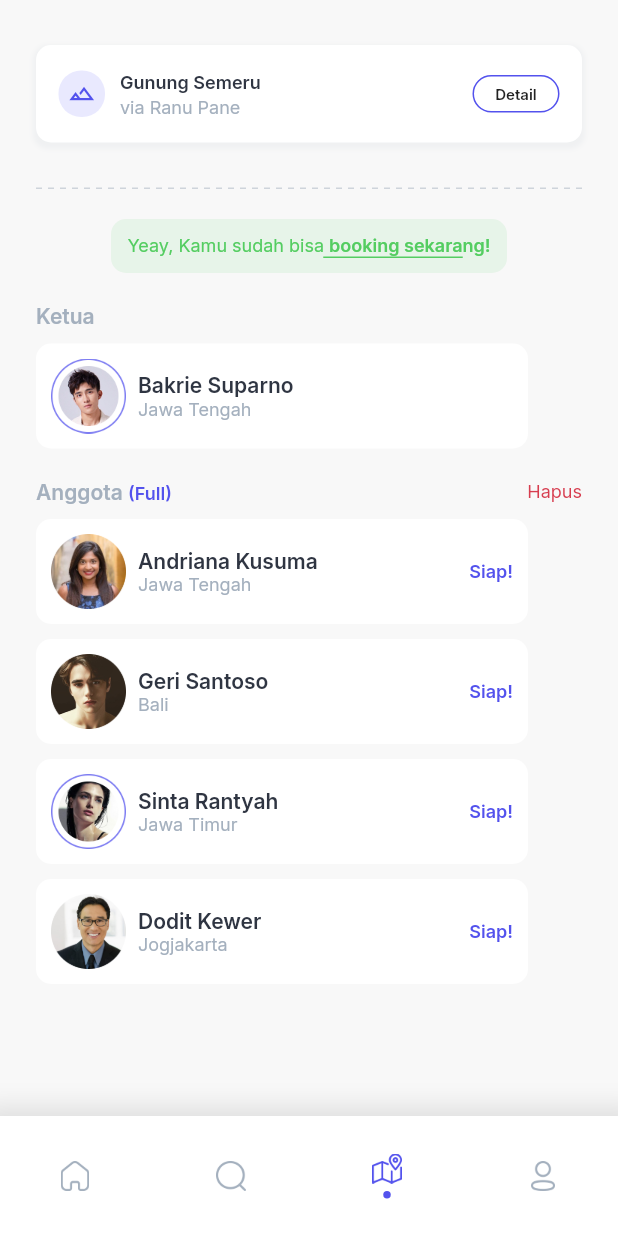
After one commit to Syahro/mountca, a Flutter app: the TeamPage screen opened directly, on a phone screen of 412 x 824 dp. The commit adds this screen. Run offline on Flutter 3.47's test engine with Material 2 defaults, Android fonts, the phone set to English and light mode, and no system bars; drawn by our look-alikes of dotted_line; our stand-ins replace google_fonts.

Commit message:
done modified teamPage and add some assets or support

```diff
--- /dev/null
+++ b/lib/pages/team_page.dart
@@ -0,0 +1,338 @@
+import 'package:dotted_line/dotted_line.dart';
+import 'package:flutter/material.dart';
+import 'package:mountca/theme.dart';
+import 'package:mountca/widget/floating_botom.dart';
+import 'package:mountca/widget/hiking_team_card.dart';
+
+class TeamPage extends StatelessWidget {
+  @override
+  Widget build(BuildContext context) {
+    return Scaffold(
+      backgroundColor: semiLightGreyColor,
+      floatingActionButton: FloatingBotom(),
+      floatingActionButtonLocation: FloatingActionButtonLocation.centerDocked,
+      body: SafeArea(
+        child: ListView(
+          children: [
+            Padding(
+              padding: EdgeInsets.fromLTRB(
+                defaultMargin,
+                30,
+                defaultMargin,
+                30,
+              ),
+              child: Column(
+                crossAxisAlignment: CrossAxisAlignment.start,
+                children: [
+                  Container(
+                    height: 65,
+                    width: double.infinity,
+                    decoration: BoxDecoration(
+                      color: whiteColor,
+                      borderRadius: BorderRadius.circular(10),
+                      boxShadow: [
+                        BoxShadow(
+                          color: darkGreyColor.withOpacity(0.1),
+                          blurRadius: 2,
+                          spreadRadius: 2,
+                          offset: Offset(0, 2),
+                        )
+                      ],
+                    ),
+                    child: Padding(
+                      padding: EdgeInsets.fromLTRB(
+                        15,
+                        17,
+                        15,
+                        17,
+                      ),
+                      child: Row(
+                        crossAxisAlignment: CrossAxisAlignment.center,
+                        children: [
+                          Container(
+                            height: 31,
+                            width: 31,
+                            decoration: BoxDecoration(
+                              color: lightGreyColor.withOpacity(0.2),
+                              borderRadius: BorderRadius.circular(15),
+                            ),
+                            child: Center(
+                              child: Icon(
+                                Icons.landscape_outlined,
+                                color: purpleColor,
+                                size: 18,
+                              ),
+                            ),
+                          ),
+                          SizedBox(
+                            width: 10,
+                          ),
+                          Column(
+                            mainAxisAlignment: MainAxisAlignment.center,
+                            crossAxisAlignment: CrossAxisAlignment.start,
+                            children: [
+                              Text(
+                                'Gunung Semeru',
+                                style: boldStyle.copyWith(
+                                  fontSize: 12,
+                                  fontWeight: FontWeight.w600,
+                                  color: semiBlackColor,
+                                ),
+                              ),
+                              SizedBox(
+                                height: 2,
+                              ),
+                              Text(
+                                'via Ranu Pane',
+                                style: regularStyle.copyWith(
+                                  fontSize: 12,
+                                  color: semiDarkGreyColor,
+                                ),
+                              ),
+                            ],
+                          ),
+                          Spacer(),
+                          Container(
+                            height: 25,
+                            width: 58,
+                            decoration: BoxDecoration(
+                              color: Colors.transparent,
+                              borderRadius: BorderRadius.circular(15),
+                              border: Border.all(
+                                color: purpleColor,
+                              ),
+                            ),
+                            child: Center(
+                              child: Text(
+                                'Detail',
+                                style: boldStyle.copyWith(
+                                  fontSize: 10,
+                                  fontWeight: FontWeight.w600,
+                                ),
+                              ),
+                            ),
+                          )
+                        ],
+                      ),
+                    ),
+                  ),
+                  SizedBox(
+                    height: 30,
+                  ),
+                  DottedLine(
+                    dashColor: darkGreyColor.withOpacity(0.5),
+                  ),
+                  SizedBox(
+                    height: 20,
+                  ),
+                  Row(
+                    mainAxisAlignment: MainAxisAlignment.center,
+                    children: [
+                      Container(
+                        height: 36,
+                        width: 264,
+                        decoration: BoxDecoration(
+                          color: greenColor.withOpacity(0.1),
+                          borderRadius: BorderRadius.circular(10),
+                        ),
+                        child: Row(
+                          mainAxisAlignment: MainAxisAlignment.center,
+                          children: [
+                            Column(
+                              mainAxisAlignment: MainAxisAlignment.center,
+                              crossAxisAlignment: CrossAxisAlignment.center,
+                              children: [
+                                Text.rich(
+                                  TextSpan(
+                                    text: 'Yeay, Kamu sudah bisa ',
+                                    style: regularStyle.copyWith(
+                                      fontSize: 12,
+                                      color: greenColor,
+                                    ),
+                                    children: [
+                                      TextSpan(
+                                        text: 'booking sekarang!',
+                                        style: boldStyle.copyWith(
+                                          fontSize: 12,
+                                          fontWeight: FontWeight.w600,
+                                          color: greenColor,
+                                        ),
+                                      ),
+                                    ],
+                                  ),
+                                ),
+                                Container(
+                                  margin: EdgeInsets.only(left: 112),
+                                  height: 1,
+                                  width: 93,
+                                  color: greenColor,
+                                )
+                              ],
+                            ),
+                          ],
+                        ),
+                      )
+                    ],
+                  ),
+                  SizedBox(
+                    height: 20,
+                  ),
+                  Text(
+                    'Ketua',
+                    style: boldStyle.copyWith(
+                      fontSize: 14,
+                      color: darkGreyColor,
+                      fontWeight: FontWeight.w600,
+                    ),
+                  ),
+                  SizedBox(
+                    height: 10,
+                  ),
+                  HikingTeamCard(
+                    imageUrl: 'assets/profile1.png',
+                    name: 'Bakrie Suparno',
+                    location: 'Jawa Tengah',
+                    noted: false,
+                  ),
+                  SizedBox(
+                    height: 20,
+                  ),
+                  Row(
+                    mainAxisAlignment: MainAxisAlignment.spaceBetween,
+                    children: [
+                      Text.rich(
+                        TextSpan(
+                          text: 'Anggota ',
+                          style: boldStyle.copyWith(
+                            fontSize: 14,
+                            color: darkGreyColor,
+                            fontWeight: FontWeight.w600,
+                          ),
+                          children: [
+                            TextSpan(
+                              text: '(Full)',
+                              style: boldStyle.copyWith(
+                                fontSize: 12,
+                                color: purpleColor,
+                                fontWeight: FontWeight.w600,
+                              ),
+                            )
+                          ],
+                        ),
+                      ),
+                      Text(
+                        'Hapus',
+                        style: regularStyle.copyWith(
+                          fontSize: 12,
+                          color: redColor,
+                        ),
+                      ),
+                    ],
+                  ),
+                  SizedBox(
+                    height: 10,
+                  ),
+                  HikingTeamCard(
+                    imageUrl: 'assets/profile3.png',
+                    name: 'Andriana Kusuma',
+                    location: 'Jawa Tengah',
+                    noted: true,
+                  ),
+                  SizedBox(
+                    height: 10,
+                  ),
+                  HikingTeamCard(
+                    imageUrl: 'assets/profile4.png',
+                    name: 'Geri Santoso',
+                    location: 'Bali',
+                    noted: true,
+                  ),
+                  SizedBox(
+                    height: 10,
+                  ),
+                  HikingTeamCard(
+                    imageUrl: 'assets/profile2.png',
+                    name: 'Sinta Rantyah',
+                    location: 'Jawa Timur',
+                    noted: true,
+                  ),
+                  SizedBox(
+                    height: 10,
+                  ),
+                  HikingTeamCard(
+                    imageUrl: 'assets/profile5.png',
+                    name: 'Dodit Kewer',
+                    location: 'Jogjakarta',
+                    noted: true,
+                  ),
+                  SizedBox(
+                    height: 80,
+                  ),
+                  TextButton(
+                    onPressed: () {},
+                    child: Center(
+                      child: Text(
+                        'Batalkan pendakian',
+                        style: regularStyle.copyWith(
+                          fontSize: 14,
+                          color: darkGreyColor,
+                          fontWeight: FontWeight.w600,
+                        ),
+                      ),
+                    ),
+                  ),
+                  SizedBox(
+                    height: 15,
+                  ),
+                  Container(
+                    width: double.infinity,
+                    height: 52,
+                    color: whiteColor,
+                    child: RaisedButton(
+                      onPressed: () {},
+                      color: semiLightGreyColor.withOpacity(0.8),
+                      shape: RoundedRectangleBorder(
+                        borderRadius: BorderRadius.circular(10),
+                      ),
+                      child: Text(
+                        'Pesan sekarang',
+                        style: boldStyle.copyWith(
+                          fontSize: 14,
+                          color: purpleColor.withOpacity(0.7),
+                        ),
+                      ),
+                    ),
+                  ),
+                  SizedBox(
+                    height: 9,
+                  ),
+                  Text.rich(
+                    TextSpan(
+                      text: 'Tim kamu lengkap, ',
+                      style: regularStyle.copyWith(
+                        fontSize: 12,
+                        color: greenColor.withOpacity(0.8),
+                      ),
+                      children: [
+                        TextSpan(
+                          text: 'tunggu apa lagi?',
+                          style: boldStyle.copyWith(
+                            fontSize: 12,
+                            color: greenColor,
+                          ),
+                        ),
+                      ],
+                    ),
+                  ),
+                  SizedBox(
+                    height: 80,
+                  ),
+                ],
+              ),
+            )
+          ],
+        ),
+      ),
+    );
+  }
+}
--- /dev/null
+++ b/lib/widget/floating_botom.dart
@@ -0,0 +1,67 @@
+import 'package:flutter/material.dart';
+import 'package:mountca/theme.dart';
+
+class FloatingBotom extends StatelessWidget {
+  @override
+  Widget build(BuildContext context) {
+    return Container(
+      height: 80,
+      width: double.infinity,
+      decoration: BoxDecoration(
+        color: whiteColor,
+        boxShadow: [
+          BoxShadow(
+            color: blackColor.withOpacity(0.1),
+            blurRadius: 13,
+            spreadRadius: 13,
+            offset: Offset(1, 7),
+          )
+        ],
+      ),
+      child: Padding(
+        padding: EdgeInsets.symmetric(horizontal: 40),
+        child: Row(
+          mainAxisAlignment: MainAxisAlignment.spaceBetween,
+          children: [
+            Image.asset(
+              'assets/home.png',
+              width: 20,
+              height: 20,
+            ),
+            Image.asset(
+              'assets/search.png',
+              width: 20,
+              height: 20,
+            ),
+            Column(
+              mainAxisAlignment: MainAxisAlignment.center,
+              children: [
+                Image.asset(
+                  'assets/maps.png',
+                  width: 20,
+                  height: 20,
+                ),
+                SizedBox(
+                  height: 5,
+                ),
+                Container(
+                  height: 5,
+                  width: 5,
+                  decoration: BoxDecoration(
+                    color: purpleColor,
+                    borderRadius: BorderRadius.circular(3),
+                  ),
+                )
+              ],
+            ),
+            Image.asset(
+              'assets/user.png',
+              width: 20,
+              height: 20,
+            ),
+          ],
+        ),
+      ),
+    );
+  }
+}
--- /dev/null
+++ b/lib/widget/hiking_team_card.dart
@@ -0,0 +1,74 @@
+import 'package:flutter/material.dart';
+import 'package:mountca/theme.dart';
+
+class HikingTeamCard extends StatelessWidget {
+  final String imageUrl;
+  final String name;
+  final String location;
+  final bool noted;
+
+  HikingTeamCard({
+    this.imageUrl,
+    this.name,
+    this.location,
+    this.noted,
+  });
+  @override
+  Widget build(BuildContext context) {
+    return InkWell(
+      onTap: () {},
+      child: Container(
+        height: 70,
+        width: 328,
+        decoration: BoxDecoration(
+          color: whiteColor,
+          borderRadius: BorderRadius.circular(10),
+        ),
+        child: Padding(
+            padding: EdgeInsets.all(10),
+            child: Row(
+              children: [
+                Image.asset(
+                  imageUrl,
+                  width: 50,
+                  height: 50,
+                ),
+                SizedBox(
+                  width: 8,
+                ),
+                Column(
+                  mainAxisAlignment: MainAxisAlignment.center,
+                  crossAxisAlignment: CrossAxisAlignment.start,
+                  children: [
+                    Text(
+                      name,
+                      style: boldStyle.copyWith(
+                        fontSize: 14,
+                        fontWeight: FontWeight.w600,
+                        color: semiBlackColor,
+                      ),
+                    ),
+                    Text(
+                      location,
+                      style: regularStyle.copyWith(
+                        fontSize: 12,
+                        color: darkGreyColor,
+                      ),
+                    ),
+                  ],
+                ),
+                Spacer(),
+                Text(
+                  noted ? 'Siap!' : '',
+                  style: boldStyle.copyWith(
+                    fontSize: 12,
+                    fontWeight: FontWeight.w600,
+                    color: purpleColor,
+                  ),
+                ),
+              ],
+            )),
+      ),
+    );
+  }
+}
--- a/lib/widget/team_card.dart
+++ b/lib/widget/team_card.dart
@@ -1,5 +1,6 @@
 import 'package:dotted_line/dotted_line.dart';
 import 'package:flutter/material.dart';
+import 'package:mountca/pages/team_page.dart';
 import 'package:mountca/theme.dart';
 import 'package:mountca/widget/trip_duration_info.dart';
 
@@ -231,7 +232,7 @@ class TeamCard extends StatelessWidget {
                               context: context,
                               builder: (_) => AlertDialog(
                                 content: Padding(
-                                  padding: EdgeInsets.all(8),
+                                  padding: EdgeInsets.all(5),
                                   child: Container(
                                     height: 380,
                                     child: Column(
@@ -297,7 +298,7 @@ class TeamCard extends StatelessWidget {
                                           ),
                                           child: Padding(
                                             padding: EdgeInsets.symmetric(
-                                              horizontal: 15,
+                                              horizontal: 10,
                                             ),
                                             child: Row(
                                               mainAxisAlignment:
@@ -325,7 +326,18 @@ class TeamCard extends StatelessWidget {
                                                         ),
                                                       ]),
                                                 ),
-                                                Container(
+                                                InkWell(
+                                                  onTap: () {
+                                                    Navigator.push(
+                                                      context,
+                                                      MaterialPageRoute(
+                                                        builder: (context) {
+                                                          return TeamPage();
+                                                        },
+                                                      ),
+                                                    );
+                                                  },
+                                                  child: Container(
                                                     padding: EdgeInsets.all(8),
                                                     decoration: BoxDecoration(
                                                       color: Colors.transparent,
@@ -345,6 +357,7 @@ class TeamCard extends StatelessWidget {
                                                           regularStyle.copyWith(
                                                         fontSize: 10,
                                                         color: purpleColor,
+                                                      ),
                                                     ),
                                                   ),
                                                 )
```
Also changed, not shown: assets/home.png (added), assets/maps.png (added), assets/profile3.png (added), assets/profile4.png (added), assets/profile5.png (added), assets/search.png (added), assets/user.png (added). Lines whose indentation alone changed are shown as unchanged.
